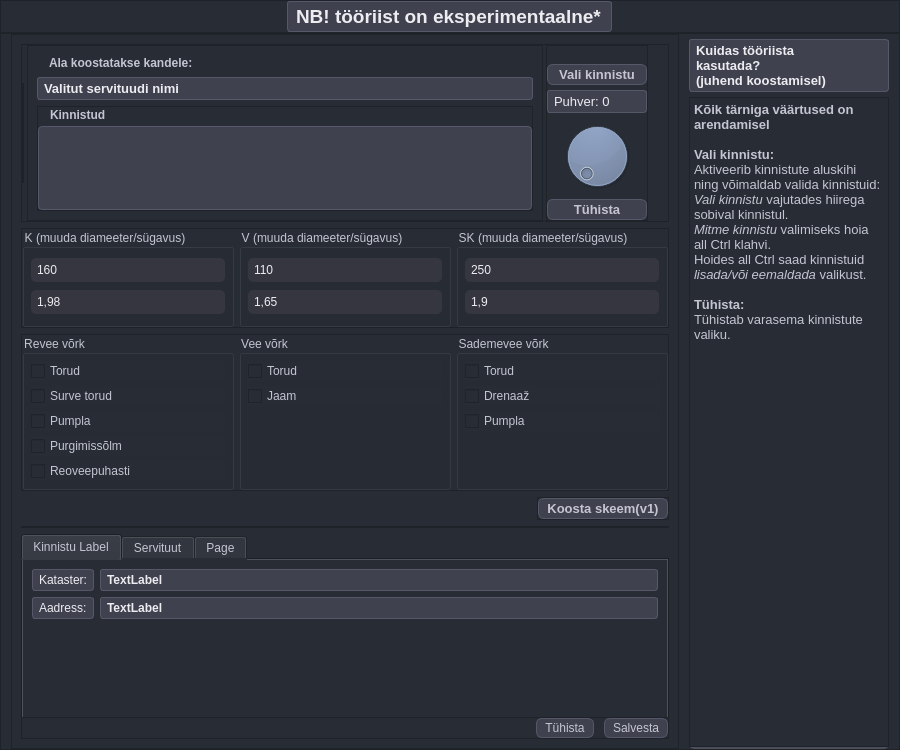
First picture: the form in mailabl-qgis/Functions/Easements/widgets/Servituut.ui, repository TuloliKalver/mailabl-qgis, before the edit.
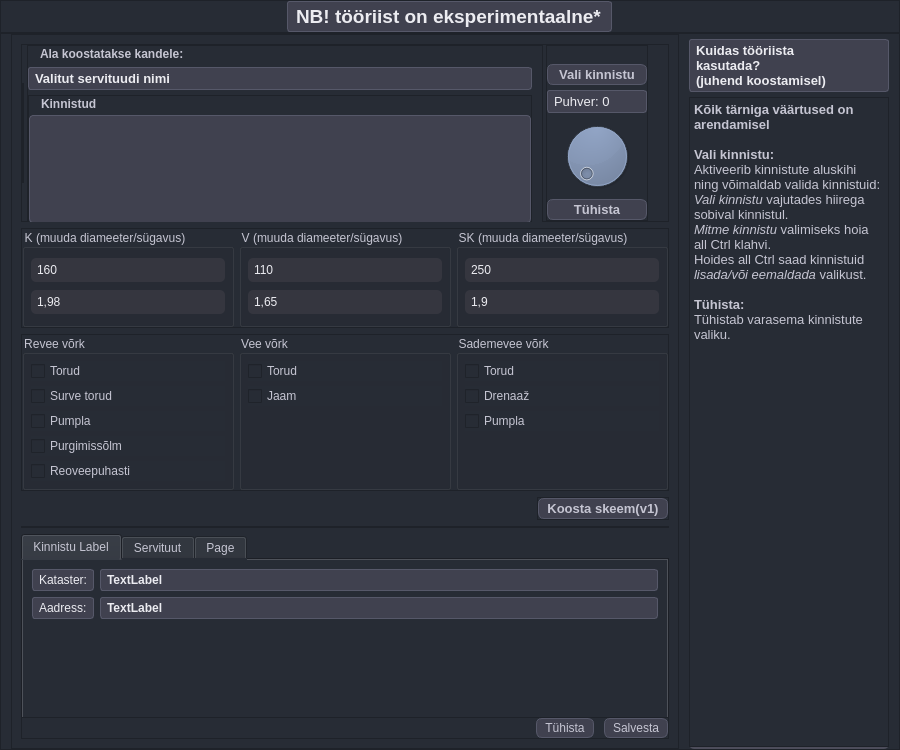
Second picture: the form after the edit. Icons and pictures are not drawn.

Diff of the .ui file:
```diff
--- a/mailabl-qgis/Functions/Easements/widgets/Servituut.ui
+++ b/mailabl-qgis/Functions/Easements/widgets/Servituut.ui
@@ -317,6 +317,18 @@
             </item>
             <item>
              <widget class="QFrame" name="frame_3">
+              <property name="minimumSize">
+               <size>
+                <width>0</width>
+                <height>180</height>
+               </size>
+              </property>
+              <property name="maximumSize">
+               <size>
+                <width>16777215</width>
+                <height>180</height>
+               </size>
+              </property>
               <property name="frameShape">
                <enum>QFrame::StyledPanel</enum>
               </property>
@@ -324,6 +336,21 @@
                <enum>QFrame::Raised</enum>
               </property>
               <layout class="QVBoxLayout" name="verticalLayout_11">
+               <property name="spacing">
+                <number>5</number>
+               </property>
+               <property name="leftMargin">
+                <number>0</number>
+               </property>
+               <property name="topMargin">
+                <number>0</number>
+               </property>
+               <property name="rightMargin">
+                <number>10</number>
+               </property>
+               <property name="bottomMargin">
+                <number>0</number>
+               </property>
                <item>
                 <widget class="QLineEdit" name="leInfo">
                  <property name="font">
```
